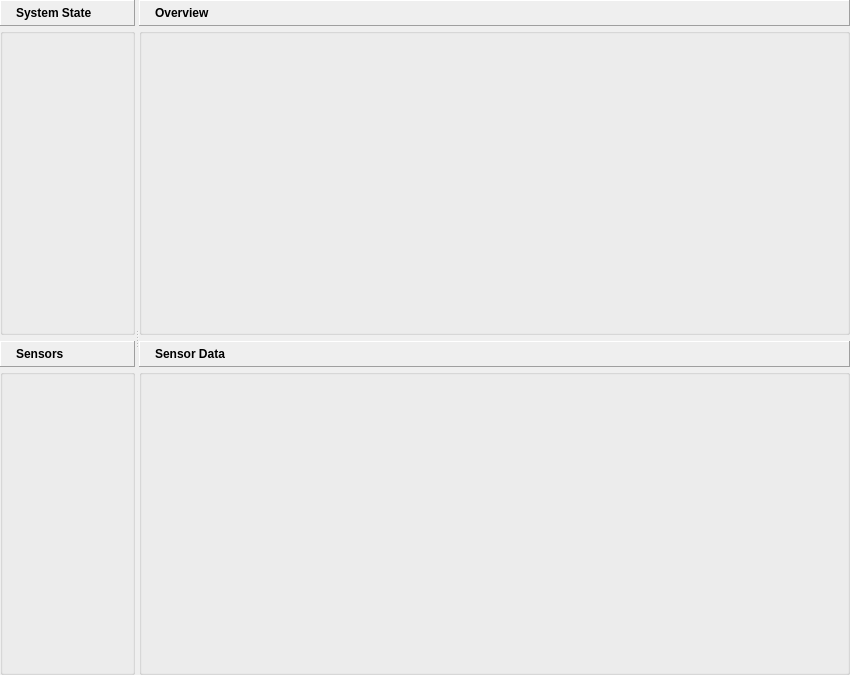
Above: ACF/Include/iqtnemo/CNemoSystemOverviewGuiComp.ui from ImagingTools/acf before the change. Below: the same form after it.
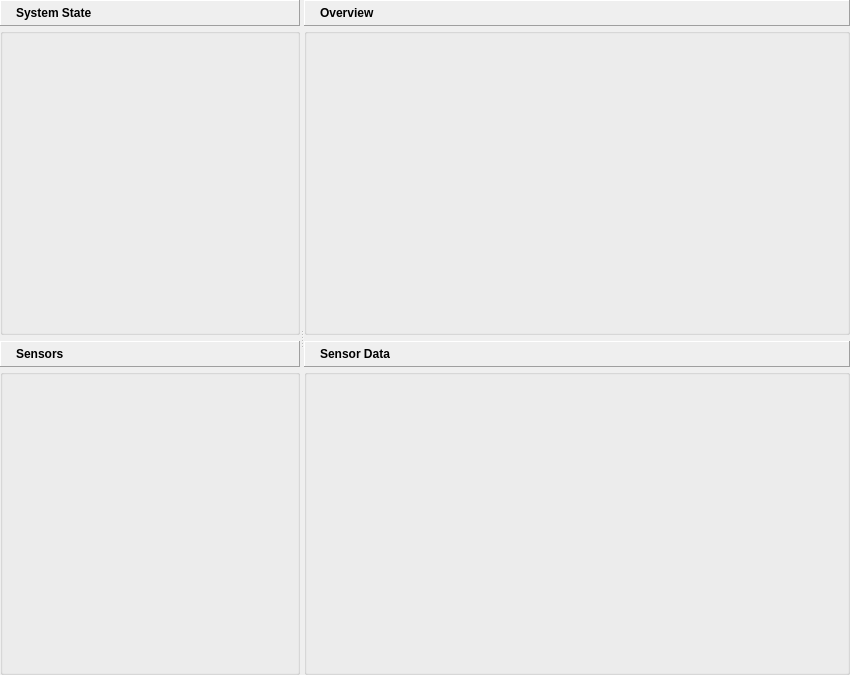
That is the form after the change. Icons and pictures are not drawn.

Diff of the .ui file:
```diff
--- a/ACF/Include/iqtnemo/CNemoSystemOverviewGuiComp.ui
+++ b/ACF/Include/iqtnemo/CNemoSystemOverviewGuiComp.ui
@@ -236,6 +236,12 @@
          </item>
          <item>
           <widget class="QGroupBox" name="SensorTreeFrame" >
+           <property name="minimumSize" >
+            <size>
+             <width>300</width>
+             <height>0</height>
+            </size>
+           </property>
            <property name="title" >
             <string/>
            </property>
```
Left out of the diff: 8 changed lines with no effect on the pictures.
